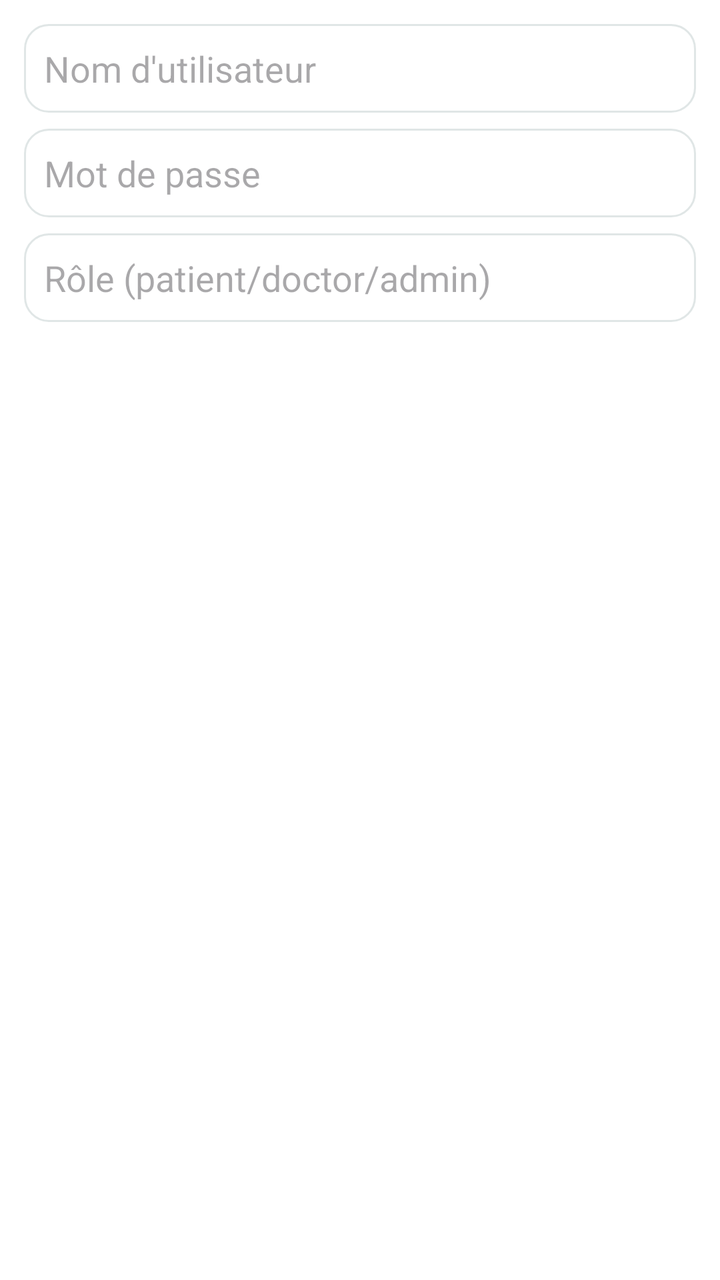
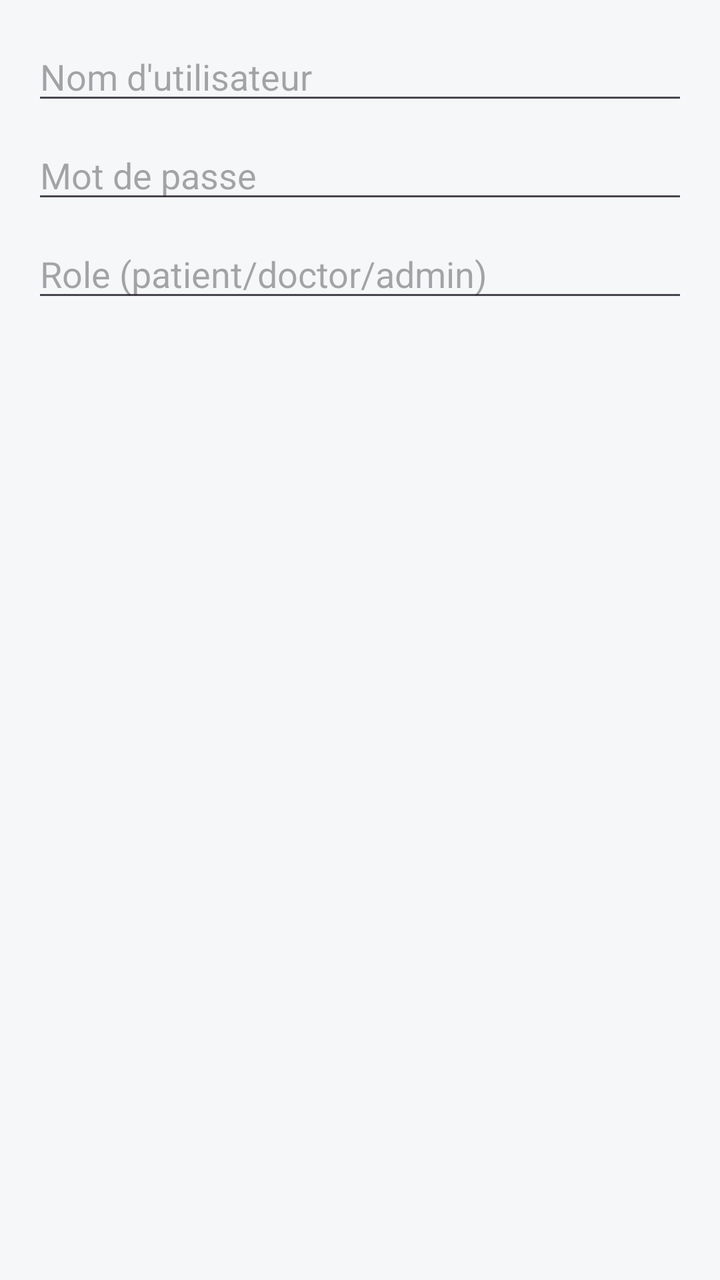

The first picture is an Android layout as it rendered before a commit; the second is the same layout after the commit. The layout source and the unified diff follow.
<!-- AndroidManifest.xml: application theme Theme.CabinetMedicalApp -->
<!-- res/layout/dialog_add_user.xml -->
<?xml version="1.0" encoding="utf-8"?>
<LinearLayout xmlns:android="http://schemas.android.com/apk/res/android"
    android:layout_width="match_parent"
    android:layout_height="wrap_content"
    android:orientation="vertical"
    android:padding="12dp"
    android:background="@color/surface">

    <EditText
        android:id="@+id/edit_new_username"
        android:layout_width="match_parent"
        android:layout_height="wrap_content"
        android:hint="Nom d'utilisateur"
        android:background="@drawable/input_bg"
        android:padding="10dp"
        android:layout_marginBottom="8dp"
        android:textColor="@color/onBackground" />

    <EditText
        android:id="@+id/edit_new_password"
        android:layout_width="match_parent"
        android:layout_height="wrap_content"
        android:hint="Mot de passe"
        android:inputType="textPassword"
        android:background="@drawable/input_bg"
        android:padding="10dp"
        android:layout_marginBottom="8dp"
        android:textColor="@color/onBackground" />

    <EditText
        android:id="@+id/edit_new_role"
        android:layout_width="match_parent"
        android:layout_height="wrap_content"
        android:hint="Rôle (patient/doctor/admin)"
        android:background="@drawable/input_bg"
        android:padding="10dp"
        android:textColor="@color/onBackground" />

</LinearLayout>
<!-- resources referenced by this layout -->
<resources>
  <color name="onBackground">#102027</color>
  <color name="surface">#FFFFFF</color>
  <!-- drawable input_bg (drawable) -->
  <?xml version="1.0" encoding="utf-8"?>
  <shape xmlns:android="http://schemas.android.com/apk/res/android" android:shape="rectangle">
      <solid android:color="@color/surface" />
      <stroke android:width="1dp" android:color="#E0E6E6" />
      <corners android:radius="12dp" />
      <padding android:left="12dp" android:top="12dp" android:right="12dp" android:bottom="12dp" />
  </shape>
  <style name="Theme.CabinetMedicalApp" parent="Base.Theme.CabinetMedicalApp" />
  <style name="Base.Theme.CabinetMedicalApp" parent="Theme.Material3.Light.NoActionBar">
          <item name="colorPrimary">@color/colorPrimary</item>
          <item name="colorOnPrimary">@color/onPrimary</item>
          <item name="colorPrimaryVariant">@color/colorPrimaryVariant</item>
          <item name="colorSecondary">@color/colorSecondary</item>
          <item name="android:statusBarColor">@color/colorPrimaryVariant</item>
          <item name="android:navigationBarColor">@color/background</item>
          <item name="android:windowBackground">@color/background</item>
          <item name="android:textColor">@color/onBackground</item>
      </style>
  <color name="colorPrimary">#00897B</color>
  <color name="onPrimary">#FFFFFF</color>
  <color name="colorPrimaryVariant">#00695C</color>
  <color name="colorSecondary">#26A69A</color>
  <color name="background">#F6F7F9</color>
</resources>

<!-- the commit's change to res/layout/dialog_add_user.xml (unified diff, before → after) -->
@@ -3,37 +3,28 @@
     android:layout_width="match_parent"
     android:layout_height="wrap_content"
     android:orientation="vertical"
-    android:padding="12dp"
-    android:background="@color/surface">
+    android:padding="16dp">
 
     <EditText
         android:id="@+id/edit_new_username"
         android:layout_width="match_parent"
         android:layout_height="wrap_content"
-        android:hint="Nom d'utilisateur"
-        android:background="@drawable/input_bg"
-        android:padding="10dp"
-        android:layout_marginBottom="8dp"
-        android:textColor="@color/onBackground" />
+        android:hint="@string/hint_username"
+        android:inputType="text" />
 
     <EditText
         android:id="@+id/edit_new_password"
         android:layout_width="match_parent"
         android:layout_height="wrap_content"
-        android:hint="Mot de passe"
+        android:hint="@string/hint_password"
         android:inputType="textPassword"
-        android:background="@drawable/input_bg"
-        android:padding="10dp"
-        android:layout_marginBottom="8dp"
-        android:textColor="@color/onBackground" />
+        android:layout_marginTop="8dp" />
 
     <EditText
         android:id="@+id/edit_new_role"
         android:layout_width="match_parent"
         android:layout_height="wrap_content"
-        android:hint="Rôle (patient/doctor/admin)"
-        android:background="@drawable/input_bg"
-        android:padding="10dp"
-        android:textColor="@color/onBackground" />
-
+        android:hint="Role (patient/doctor/admin)"
+        android:inputType="text"
+        android:layout_marginTop="8dp" />
 </LinearLayout>
<!-- resource entries referenced after the edit -->
@@ -1,15 +1,8 @@
 <!-- resources referenced by this layout -->
 <resources>
+  <string name="hint_password">Mot de passe</string>
+  <string name="hint_username">Nom d'utilisateur</string>
   <color name="onBackground">#102027</color>
-  <color name="surface">#FFFFFF</color>
-  <!-- drawable input_bg (drawable) -->
-  <?xml version="1.0" encoding="utf-8"?>
-  <shape xmlns:android="http://schemas.android.com/apk/res/android" android:shape="rectangle">
-      <solid android:color="@color/surface" />
-      <stroke android:width="1dp" android:color="#E0E6E6" />
-      <corners android:radius="12dp" />
-      <padding android:left="12dp" android:top="12dp" android:right="12dp" android:bottom="12dp" />
-  </shape>
   <style name="Theme.CabinetMedicalApp" parent="Base.Theme.CabinetMedicalApp" />
   <style name="Base.Theme.CabinetMedicalApp" parent="Theme.Material3.Light.NoActionBar">
           <item name="colorPrimary">@color/colorPrimary</item>
